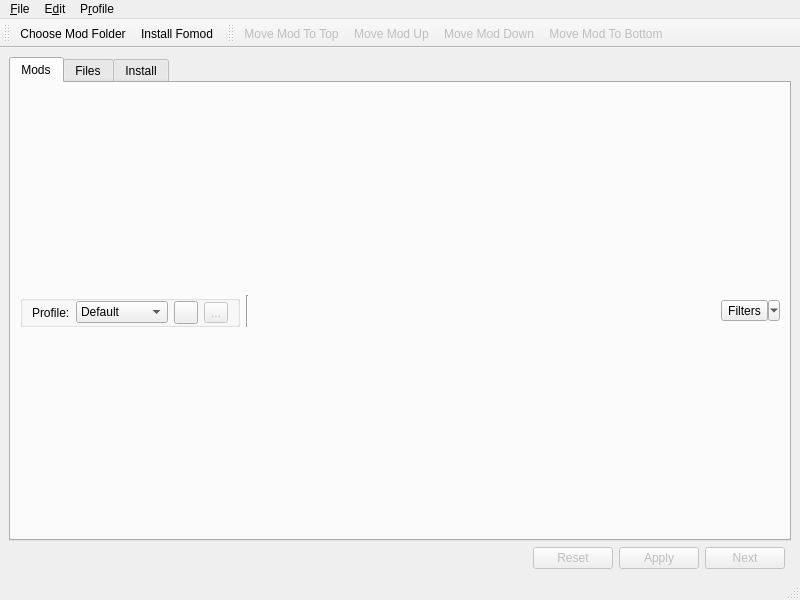
This is skymodman/qt_interface/qt_manager.ui in Kf4btg/SkyModMan as Qt 5 draws it before an edit. The edited form follows.
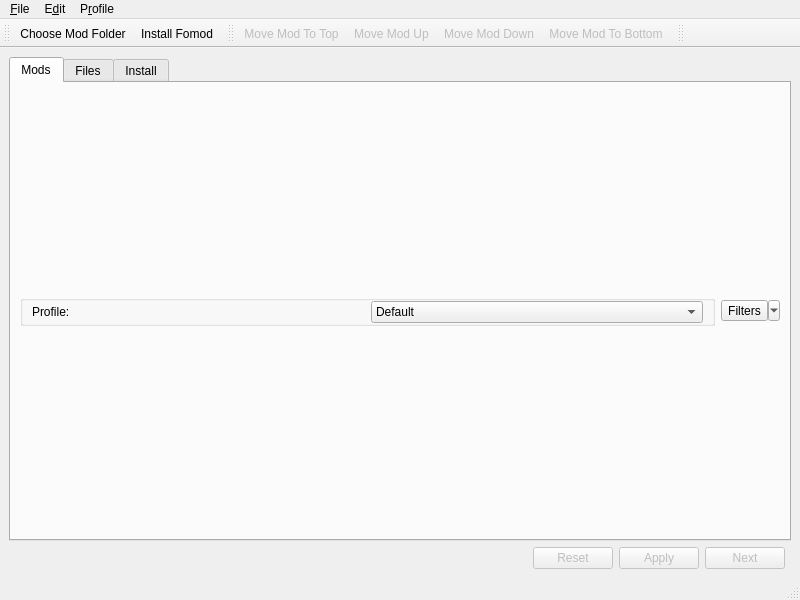
This is the edited form. Icons and pictures are not drawn.

```diff
--- a/skymodman/qt_interface/qt_manager.ui
+++ b/skymodman/qt_interface/qt_manager.ui
@@ -119,43 +119,6 @@
              </item>
             </widget>
            </item>
-           <item>
-            <widget class="QToolButton" name="new_profile_button">
-             <property name="toolTip">
-              <string>Add Profile</string>
-             </property>
-             <property name="statusTip">
-              <string>Create a new profile.</string>
-             </property>
-             <property name="text">
-              <string/>
-             </property>
-             <property name="icon">
-              <iconset theme="add">
-               <normaloff>.</normaloff>.</iconset>
-             </property>
-            </widget>
-           </item>
-           <item>
-            <widget class="QToolButton" name="remove_profile_button">
-             <property name="enabled">
-              <bool>false</bool>
-             </property>
-             <property name="toolTip">
-              <string>Delete Profile</string>
-             </property>
-             <property name="statusTip">
-              <string>Delete the active profile.</string>
-             </property>
-             <property name="text">
-              <string>...</string>
-             </property>
-             <property name="icon">
-              <iconset theme="remove">
-               <normaloff>.</normaloff>.</iconset>
-             </property>
-            </widget>
-           </item>
           </layout>
          </widget>
         </item>
@@ -172,26 +135,6 @@
           </property>
          </widget>
         </item>
-        <item row="0" column="2">
-         <widget class="Line" name="line">
-          <property name="orientation">
-           <enum>Qt::Vertical</enum>
-          </property>
-         </widget>
-        </item>
-        <item row="0" column="3">
-         <spacer name="horizontalSpacer_2">
-          <property name="orientation">
-           <enum>Qt::Horizontal</enum>
-          </property>
-          <property name="sizeHint" stdset="0">
-           <size>
-            <width>40</width>
-            <height>20</height>
-           </size>
-          </property>
-         </spacer>
-        </item>
        </layout>
       </widget>
       <widget class="QWidget" name="filetree_tab">
@@ -542,6 +485,17 @@
    <addaction name="action_move_mod_down"/>
    <addaction name="action_move_mod_to_bottom"/>
   </widget>
+  <widget class="QToolBar" name="profile_toolbar">
+   <property name="windowTitle">
+    <string>toolBar</string>
+   </property>
+   <attribute name="toolBarArea">
+    <enum>TopToolBarArea</enum>
+   </attribute>
+   <attribute name="toolBarBreak">
+    <bool>false</bool>
+   </attribute>
+  </widget>
   <action name="action_install_fomod">
    <property name="icon">
     <iconset theme="package-x-generic">
```
Left out of the diff: 14 changed lines with no effect on the pictures.
